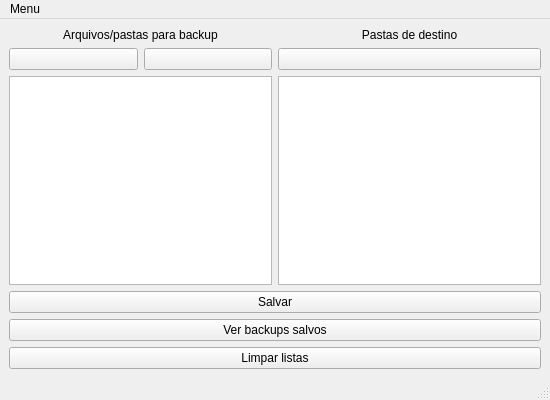
tuliovfarias/QT_auto_backup, file auto_backup/mainwindow.ui: the form before one commit.
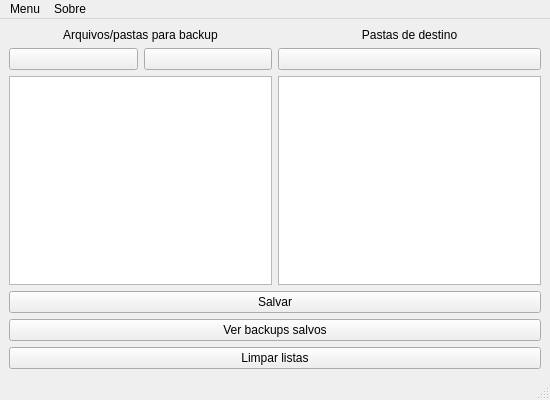
The form after the commit.

Commit message: adicionada menu "Sobre"

Diff of the .ui file:
```diff
--- a/auto_backup/mainwindow.ui
+++ b/auto_backup/mainwindow.ui
@@ -260,7 +260,14 @@
     <addaction name="MenuDarkmode"/>
     <addaction name="MenuMinimize_to_tray"/>
    </widget>
+   <widget class="QMenu" name="menuSobre">
+    <property name="title">
+     <string>Sobre</string>
+    </property>
+    <addaction name="MenuAuto_Backup"/>
+   </widget>
    <addaction name="menuMenu"/>
+   <addaction name="menuSobre"/>
   </widget>
   <widget class="QStatusBar" name="footer">
    <property name="layoutDirection">
```
Left out of the diff: 5 changed lines with no effect on the pictures. The commit also changes 2 other files.
